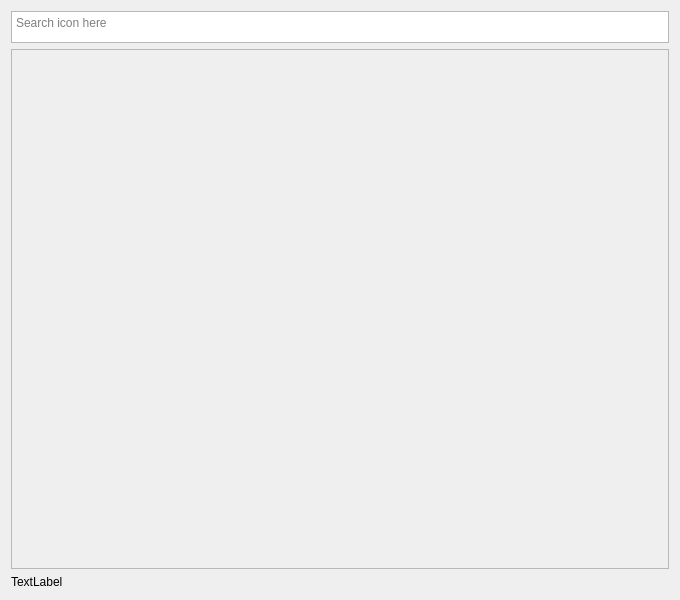
This is src/ui/main_window/main_window.ui in BaiduNano/nerd-fonts-icon-browser as Qt 5 draws it before an edit. The edited form follows.
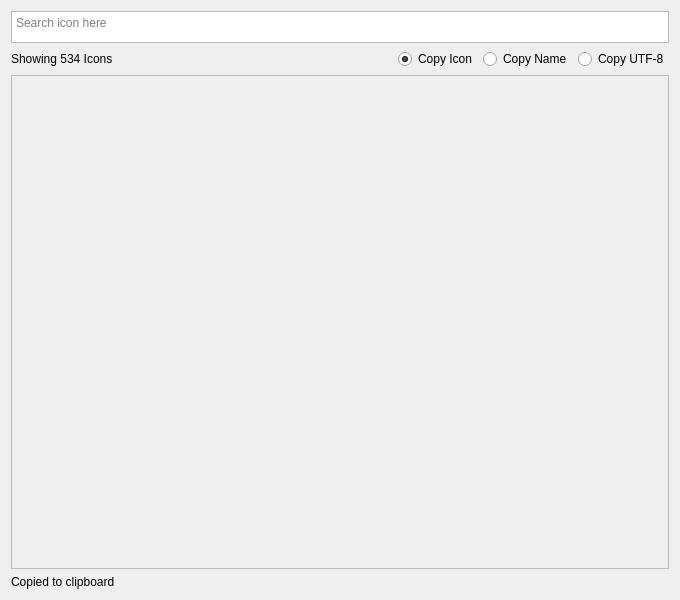
This is the edited form.

Commit message: added radio copy options

```diff
--- a/src/ui/main_window/main_window.ui
+++ b/src/ui/main_window/main_window.ui
@@ -51,6 +51,57 @@
      </property>
     </widget>
    </item>
+   <item>
+    <layout class="QHBoxLayout" name="horizontalLayout">
+     <item>
+      <widget class="QLabel" name="iconAmmount">
+       <property name="toolTipDuration">
+        <number>-3</number>
+       </property>
+       <property name="text">
+        <string>Showing 534 Icons</string>
+       </property>
+      </widget>
+     </item>
+     <item>
+      <spacer name="horizontalSpacer">
+       <property name="orientation">
+        <enum>Qt::Orientation::Horizontal</enum>
+       </property>
+       <property name="sizeHint" stdset="0">
+        <size>
+         <width>40</width>
+         <height>20</height>
+        </size>
+       </property>
+      </spacer>
+     </item>
+     <item>
+      <widget class="QRadioButton" name="radioCopyIcon">
+       <property name="text">
+        <string>Copy Icon</string>
+       </property>
+       <property name="checked">
+        <bool>true</bool>
+       </property>
+      </widget>
+     </item>
+     <item>
+      <widget class="QRadioButton" name="radioCopyName">
+       <property name="text">
+        <string>Copy Name</string>
+       </property>
+      </widget>
+     </item>
+     <item>
+      <widget class="QRadioButton" name="radioCopyUTF">
+       <property name="text">
+        <string>Copy UTF-8</string>
+       </property>
+      </widget>
+     </item>
+    </layout>
+   </item>
    <item>
     <widget class="QScrollArea" name="scrollArea">
      <property name="verticalScrollBarPolicy">
@@ -65,7 +116,7 @@
         <x>0</x>
         <y>0</y>
         <width>656</width>
-        <height>514</height>
+        <height>476</height>
        </rect>
       </property>
       <property name="sizePolicy">
@@ -81,7 +132,7 @@
    <item>
     <widget class="QLabel" name="notificationLabel">
      <property name="text">
-      <string>TextLabel</string>
+      <string>Copied to clipboard</string>
      </property>
     </widget>
    </item>
```
Left out of the diff: 2 changed lines with no effect on the pictures. The commit also changes 7 other files.
